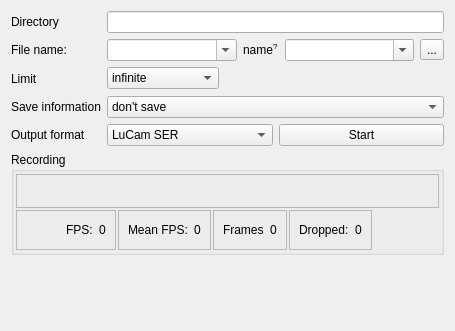
Above: src/widgets/recordingpanel.ui from GuLinux/PlanetaryImager before the change. Below: the same form after it.
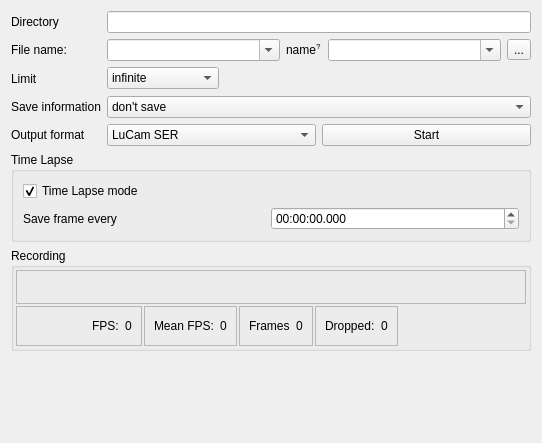
That is the form after the change.

Commit message: Introduce time lapse mode

Patch:
```diff
--- a/src/widgets/recordingpanel.ui
+++ b/src/widgets/recordingpanel.ui
@@ -6,11 +6,85 @@
    <rect>
     <x>0</x>
     <y>0</y>
-    <width>455</width>
-    <height>331</height>
+    <width>542</width>
+    <height>443</height>
    </rect>
   </property>
   <layout class="QGridLayout" name="gridLayout_3">
+   <item row="5" column="0" colspan="2">
+    <widget class="QGroupBox" name="groupBox">
+     <property name="title">
+      <string>Time Lapse</string>
+     </property>
+     <layout class="QGridLayout" name="gridLayout_5">
+      <item row="0" column="0" colspan="2">
+       <widget class="QCheckBox" name="timelapse">
+        <property name="text">
+         <string>Time Lapse mode</string>
+        </property>
+        <property name="checked">
+         <bool>true</bool>
+        </property>
+       </widget>
+      </item>
+      <item row="1" column="0" colspan="2">
+       <widget class="QWidget" name="timelapse_frame" native="true">
+        <layout class="QGridLayout" name="gridLayout_6">
+         <property name="leftMargin">
+          <number>0</number>
+         </property>
+         <property name="topMargin">
+          <number>0</number>
+         </property>
+         <property name="rightMargin">
+          <number>0</number>
+         </property>
+         <property name="bottomMargin">
+          <number>0</number>
+         </property>
+         <property name="spacing">
+          <number>0</number>
+         </property>
+         <item row="0" column="0">
+          <widget class="QLabel" name="label_7">
+           <property name="text">
+            <string>Save frame every</string>
+           </property>
+          </widget>
+         </item>
+         <item row="0" column="1">
+          <widget class="QTimeEdit" name="timelapse_duration">
+           <property name="dateTime">
+            <datetime>
+             <hour>0</hour>
+             <minute>0</minute>
+             <second>0</second>
+             <year>2000</year>
+             <month>1</month>
+             <day>1</day>
+            </datetime>
+           </property>
+           <property name="displayFormat">
+            <string>HH:mm:ss.zzz</string>
+           </property>
+           <property name="timeSpec">
+            <enum>Qt::UTC</enum>
+           </property>
+           <property name="time">
+            <time>
+             <hour>0</hour>
+             <minute>0</minute>
+             <second>0</second>
+            </time>
+           </property>
+          </widget>
+         </item>
+        </layout>
+       </widget>
+      </item>
+     </layout>
+    </widget>
+   </item>
    <item row="0" column="0">
     <widget class="QLabel" name="label_6">
      <property name="text">
@@ -335,7 +409,7 @@
      </item>
     </layout>
    </item>
-   <item row="5" column="0" colspan="2">
+   <item row="7" column="0" colspan="2">
     <widget class="QGroupBox" name="recordingBox">
      <property name="title">
       <string>Recording</string>
@@ -511,7 +585,7 @@
      </layout>
     </widget>
    </item>
-   <item row="6" column="0" colspan="2">
+   <item row="8" column="0" colspan="2">
     <spacer name="verticalSpacer_2">
      <property name="orientation">
       <enum>Qt::Vertical</enum>
```
The commit also changes 7 other files.
